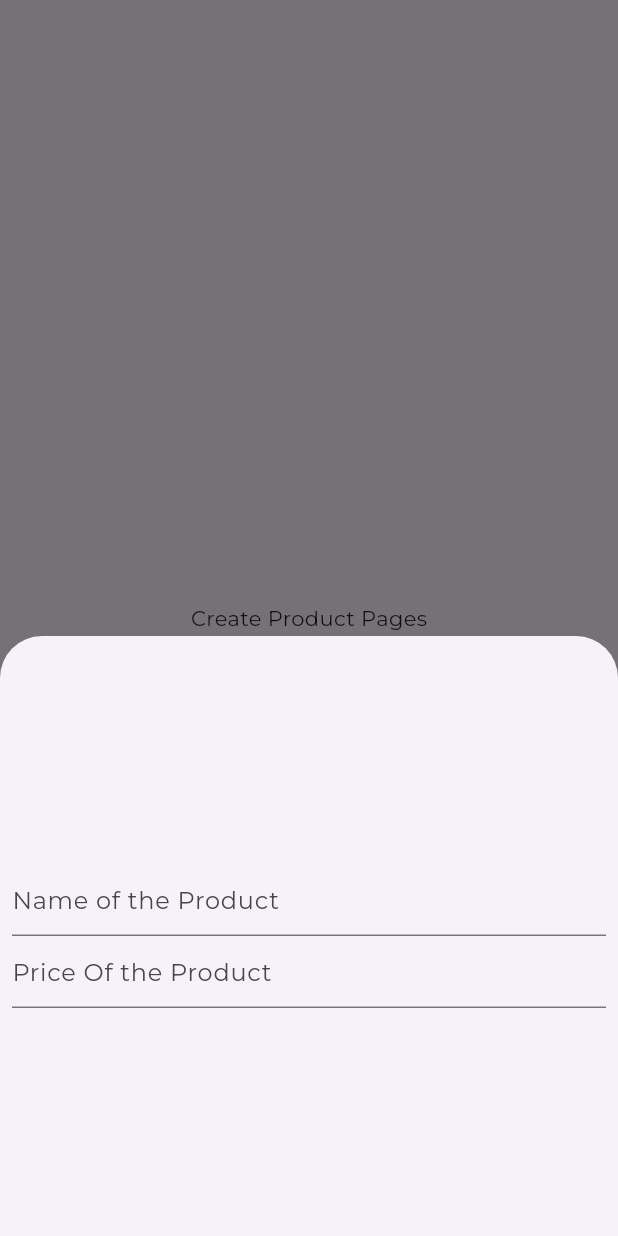
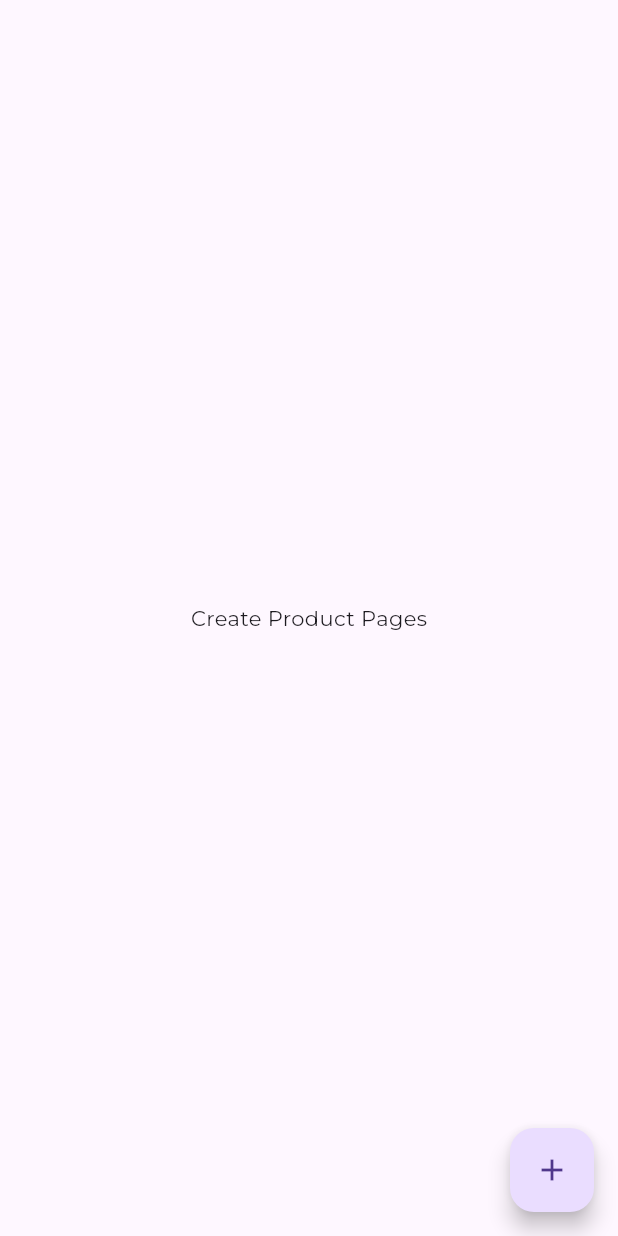
Before and after one commit to SaifIvnaAlam/Flutter-RestaurantManagement, a Flutter app: the CreateProducPage screen opened by its route, after a tap on the "add" icon, on a phone screen of 412 x 824 dp. Run offline on Flutter 3.47's test engine with Material 3 defaults, Android fonts, the light colour scheme and no system bars; our stand-ins replace bloc, cloud_firestore, firebase_auth, firebase_core, firebase_storage, flutter_bloc and 5 more; missing offline and left inert: ansicolor; accounts and stored records are empty; generated files the repository leaves out were written again; statements that could not run were skipped.

Commit message:
add: create product  cubit

```diff
--- a/lib/src/auth/application/auth_cubit/auth_cubit.dart
+++ b/lib/src/auth/application/auth_cubit/auth_cubit.dart
@@ -1,6 +1,5 @@
 import 'package:bloc/bloc.dart';
 import 'package:firebase_auth/firebase_auth.dart';
-import 'package:flutter/src/material/app_bar.dart';
 import 'package:freezed_annotation/freezed_annotation.dart';
 import 'package:restaurantmanagement/src/auth/domain/interfaces/i_auth_facade.dart';
 
--- a/lib/src/features/products/application/Item_cubit/item_state.dart
+++ /dev/null
@@ -1,8 +0,0 @@
-part of 'item_cubit.dart';
-
-@freezed
-class ItemState with _$ItemState {
-  const factory ItemState.initial() = _Initial;
-  const factory ItemState.uploaded(bool isUploaded) = _Uploaded;
-  const factory ItemState.error() = _Error;
-}
--- a/lib/src/features/products/application/Item_cubit/item_cubit.dart
+++ b/lib/src/features/products/application/create_product_cubit/item_cubit.dart
@@ -1,17 +1,17 @@
 import 'package:bloc/bloc.dart';
+import 'package:uuid/uuid.dart';
+import '../../domain/product_model.dart';
+import '../../domain/interface/i_product_repository.dart';
 import 'package:freezed_annotation/freezed_annotation.dart';
-import 'package:uuid/uuid.dart';
-
-import '../../domain/interface/i_product_repository.dart';
-import '../../domain/product_model.dart';
 
 // ignore_for_file: no_leading_underscores_for_local_identifiers
 
 part 'item_cubit.freezed.dart';
 part 'item_state.dart';
 
-class ItemCubit extends Cubit<ItemState> {
-  ItemCubit(this._iItemRepo) : super(const ItemState.initial());
+class CreateProductCubit extends Cubit<CreateProductState> {
+  CreateProductCubit(this._iItemRepo)
+      : super(const CreateProductState.initial());
   final IItemRepo _iItemRepo;
 
   Future<void> createNewItem(String name, double price) async {
@@ -26,10 +26,10 @@ class ItemCubit extends Cubit<ItemState> {
     bool isUploaded = await _iItemRepo.createProduct(_item);
 
     if (isUploaded) {
-      emit(ItemState.uploaded(isUploaded));
+      emit(CreateProductState.uploaded(isUploaded));
     } else {
       emit(
-        const ItemState.error(),
+        const CreateProductState.error(),
       );
     }
   }
--- /dev/null
+++ b/lib/src/features/products/application/create_product_cubit/item_state.dart
@@ -0,0 +1,8 @@
+part of 'item_cubit.dart';
+
+@freezed
+class CreateProductState with _$CreateProductState {
+  const factory CreateProductState.initial() = _Initial;
+  const factory CreateProductState.uploaded(bool isUploaded) = _Uploaded;
+  const factory CreateProductState.error() = _Error;
+}
--- a/lib/src/features/products/presentation/pages/create_product_page.dart
+++ b/lib/src/features/products/presentation/pages/create_product_page.dart
@@ -1,4 +1,6 @@
 import 'package:flutter/material.dart';
+import 'package:flutter_bloc/flutter_bloc.dart';
+import 'package:restaurantmanagement/src/features/products/application/create_product_cubit/item_cubit.dart';
 
 class CreateProducPage extends StatelessWidget {
   const CreateProducPage({super.key});
@@ -11,8 +13,8 @@ class CreateProducPage extends StatelessWidget {
       ),
       floatingActionButton: FloatingActionButton(
         onPressed: () {
-          buttomModalSheet(context);
-          // context.read<ItemCubit>().createNewItem("Test", 12.3);
+          // buttomModalSheet(context);
+          context.read<CreateProductCubit>().createNewItem("Test", 12.3);
         },
         child: const Icon(Icons.add),
       ),
@@ -20,29 +22,29 @@ class CreateProducPage extends StatelessWidget {
   }
 }
 
-Future<void> buttomModalSheet(BuildContext context) {
-  return showModalBottomSheet<void>(
-    context: context,
-    builder: (BuildContext context) {
-      return const SizedBox(
-        height: 400,
-        child: Center(
-          child: Padding(
-            padding: EdgeInsets.all(8.0),
-            child: Column(
-              mainAxisAlignment: MainAxisAlignment.center,
-              children: <Widget>[
-                TextField(
-                  decoration: InputDecoration(hintText: "Name of the Product"),
-                ),
-                TextField(
-                  decoration: InputDecoration(hintText: "Price Of the Product"),
-                ),
-              ],
-            ),
-          ),
-        ),
-      );
-    },
-  );
-}
+// Future<void> buttomModalSheet(BuildContext context) {
+//   return showModalBottomSheet<void>(
+//     context: context,
+//     builder: (BuildContext context) {
+//       return const SizedBox(
+//         height: 400,
+//         child: Center(
+//           child: Padding(
+//             padding: EdgeInsets.all(8.0),
+//             child: Column(
+//               mainAxisAlignment: MainAxisAlignment.center,
+//               children: <Widget>[
+//                 TextField(
+//                   decoration: InputDecoration(hintText: "Name of the Product"),
+//                 ),
+//                 TextField(
+//                   decoration: InputDecoration(hintText: "Price Of the Product"),
+//                 ),
+//               ],
+//             ),
+//           ),
+//         ),
+//       );
+//     },
+//   );
+// }
--- a/pubspec.yaml
+++ b/pubspec.yaml
@@ -34,6 +34,7 @@ dependencies:
   path_provider: ^2.1.2
   ansicolor: ^2.0.2
   image_picker: ^1.0.7
+  bloc: ^8.1.2
 
 dev_dependencies:
   flutter_test:
```
Also changed, not shown: pubspec.lock.
